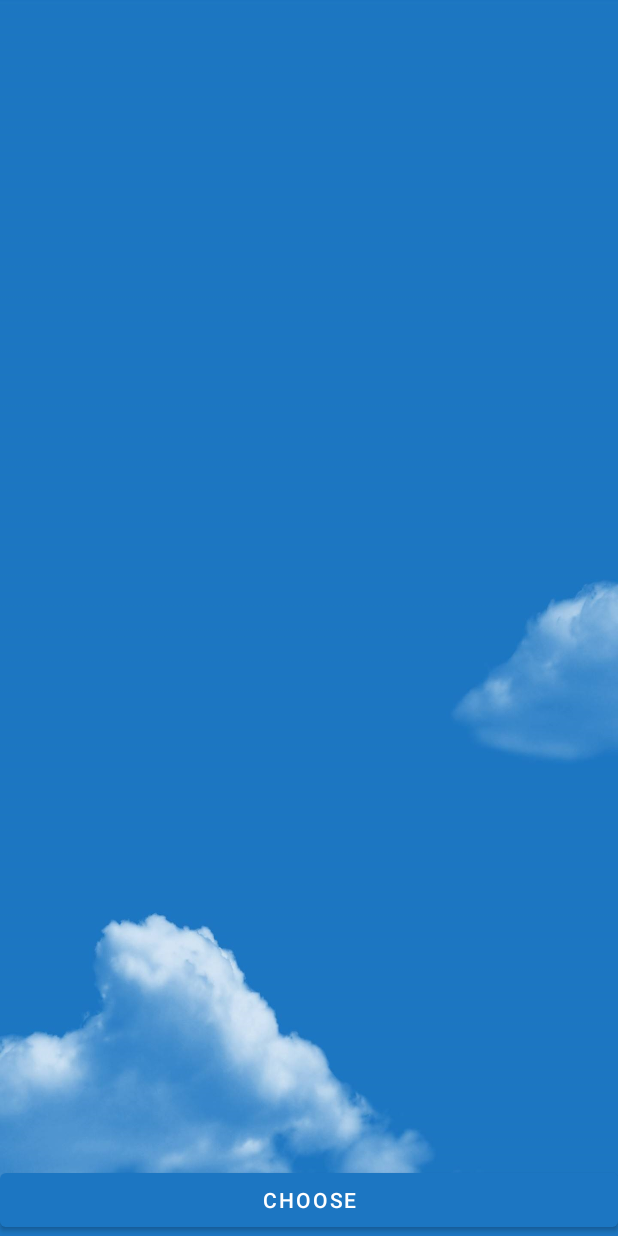
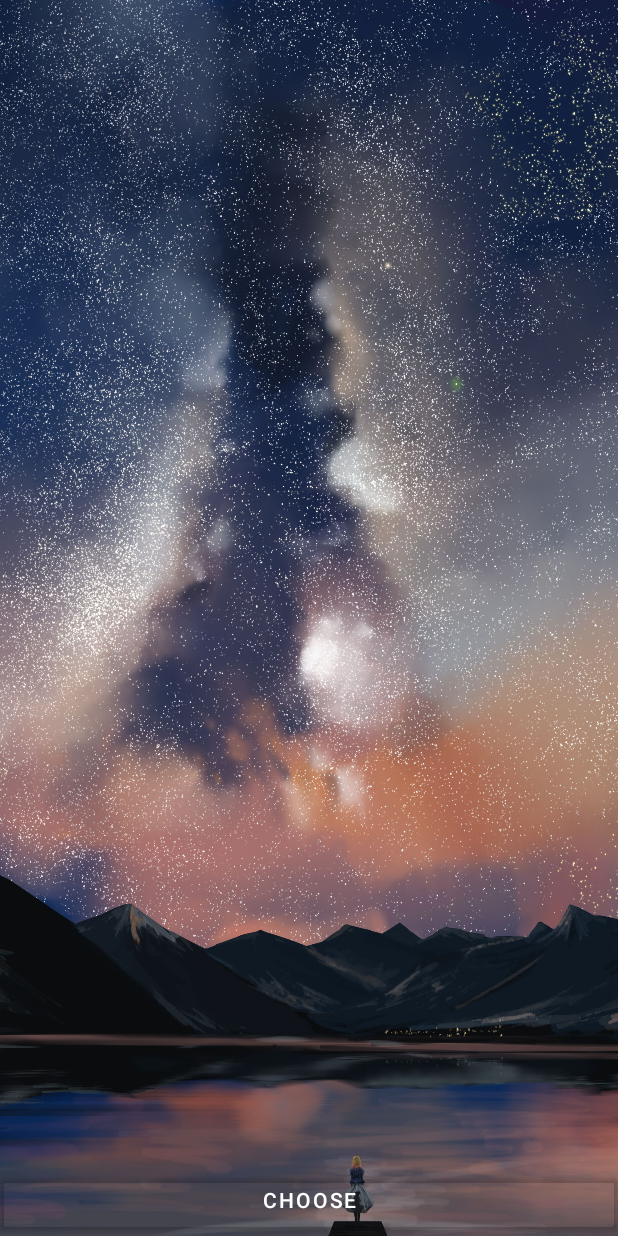
Before and after one commit to antymistor/CVTextReader, an Android app: the MainActivity screen opened directly, with no data from a screen before it, on a phone screen of 412 x 824 dp. Run offline under Robolectric (Android 15) with nearby library versions, the phone set to English and light mode, and no system bars; 1 statement that could not run was skipped.

Commit message:
fix(av): change back image

```diff
--- a/app/src/main/java/com/example/cvtextreader/MainActivity.java
+++ b/app/src/main/java/com/example/cvtextreader/MainActivity.java
@@ -90,7 +90,7 @@ public class MainActivity extends AppCompatActivity {
         }
         setContentView(R.layout.activity_main);
         CheckPermission();
-        findViewById(R.id.button).setBackgroundColor(Color.parseColor("#1c76c2"));
+        findViewById(R.id.button).setBackgroundColor(Color.parseColor("#00000000"));
         goNextpage();
     }
 
--- a/app/src/main/res/layout/activity_main.xml
+++ b/app/src/main/res/layout/activity_main.xml
@@ -1,7 +1,7 @@
 <?xml version="1.0" encoding="utf-8"?>
 <FrameLayout xmlns:android="http://schemas.android.com/apk/res/android"
     xmlns:tools="http://schemas.android.com/tools"
-    android:background="@drawable/back2"
+    android:background="@drawable/back3"
     android:layout_width="match_parent"
     android:layout_height="match_parent">
 
--- a/app/src/main/res/values/themes.xml
+++ b/app/src/main/res/values/themes.xml
@@ -15,7 +15,7 @@
     </style>
 
     <style name="Theme.CVTextReader.Fullscreen" parent="Theme.CVTextReader">
-        <item name="android:windowBackground">@drawable/back2</item>
+        <item name="android:windowBackground">@drawable/back3</item>
         <item name="android:windowNoTitle">true</item>
     </style>
 
```
Also changed, not shown: app/src/main/res/drawable/back3.jpeg (added).
